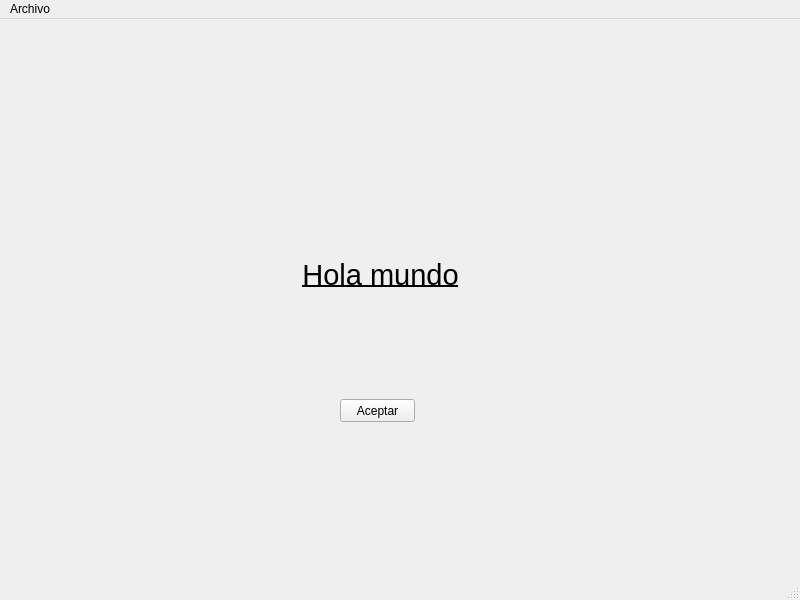
BraisRS8/Proyecto, file Ventana.ui: the form before one commit.
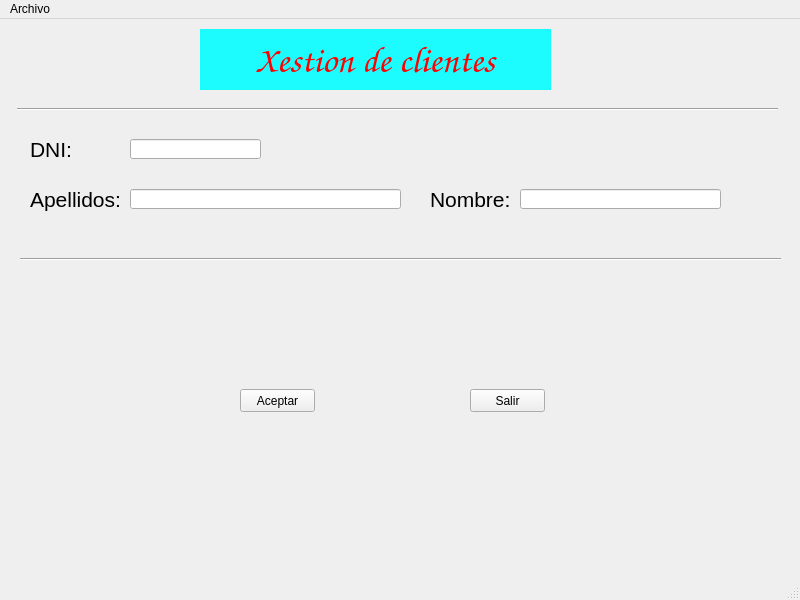
The form after the commit.

Diff of the .ui file:
```diff
--- a/Ventana.ui
+++ b/Ventana.ui
@@ -19,34 +19,11 @@
    <string>MainWindow</string>
   </property>
   <widget class="QWidget" name="centralwidget">
-   <widget class="QLabel" name="lbl_saludo">
-    <property name="geometry">
-     <rect>
-      <x>230</x>
-      <y>170</y>
-      <width>301</width>
-      <height>171</height>
-     </rect>
-    </property>
-    <property name="font">
-     <font>
-      <family>Segoe UI Historic</family>
-      <pointsize>22</pointsize>
-      <underline>true</underline>
-     </font>
-    </property>
-    <property name="text">
-     <string>Hola mundo</string>
-    </property>
-    <property name="alignment">
-     <set>Qt::AlignCenter</set>
-    </property>
-   </widget>
    <widget class="QPushButton" name="btn_aceptar">
     <property name="geometry">
      <rect>
-      <x>340</x>
-      <y>380</y>
+      <x>240</x>
+      <y>370</y>
       <width>75</width>
       <height>23</height>
      </rect>
@@ -55,6 +32,333 @@
      <string>Aceptar</string>
     </property>
    </widget>
+   <widget class="QLabel" name="lbl_clientes">
+    <property name="geometry">
+     <rect>
+      <x>200</x>
+      <y>10</y>
+      <width>351</width>
+      <height>61</height>
+     </rect>
+    </property>
+    <property name="palette">
+     <palette>
+      <active>
+       <colorrole role="WindowText">
+        <brush brushstyle="SolidPattern">
+         <color alpha="255">
+          <red>255</red>
+          <green>0</green>
+          <blue>0</blue>
+         </color>
+        </brush>
+       </colorrole>
+       <colorrole role="Button">
+        <brush brushstyle="SolidPattern">
+         <color alpha="255">
+          <red>28</red>
+          <green>252</green>
+          <blue>255</blue>
+         </color>
+        </brush>
+       </colorrole>
+       <colorrole role="Text">
+        <brush brushstyle="SolidPattern">
+         <color alpha="255">
+          <red>255</red>
+          <green>0</green>
+          <blue>0</blue>
+         </color>
+        </brush>
+       </colorrole>
+       <colorrole role="ButtonText">
+        <brush brushstyle="SolidPattern">
+         <color alpha="255">
+          <red>255</red>
+          <green>0</green>
+          <blue>0</blue>
+         </color>
+        </brush>
+       </colorrole>
+       <colorrole role="Base">
+        <brush brushstyle="SolidPattern">
+         <color alpha="255">
+          <red>28</red>
+          <green>252</green>
+          <blue>255</blue>
+         </color>
+        </brush>
+       </colorrole>
+       <colorrole role="Window">
+        <brush brushstyle="SolidPattern">
+         <color alpha="255">
+          <red>28</red>
+          <green>252</green>
+          <blue>255</blue>
+         </color>
+        </brush>
+       </colorrole>
+      </active>
+      <inactive>
+       <colorrole role="WindowText">
+        <brush brushstyle="SolidPattern">
+         <color alpha="255">
+          <red>255</red>
+          <green>0</green>
+          <blue>0</blue>
+         </color>
+        </brush>
+       </colorrole>
+       <colorrole role="Button">
+        <brush brushstyle="SolidPattern">
+         <color alpha="255">
+          <red>28</red>
+          <green>252</green>
+          <blue>255</blue>
+         </color>
+        </brush>
+       </colorrole>
+       <colorrole role="Text">
+        <brush brushstyle="SolidPattern">
+         <color alpha="255">
+          <red>255</red>
+          <green>0</green>
+          <blue>0</blue>
+         </color>
+        </brush>
+       </colorrole>
+       <colorrole role="ButtonText">
+        <brush brushstyle="SolidPattern">
+         <color alpha="255">
+          <red>255</red>
+          <green>0</green>
+          <blue>0</blue>
+         </color>
+        </brush>
+       </colorrole>
+       <colorrole role="Base">
+        <brush brushstyle="SolidPattern">
+         <color alpha="255">
+          <red>28</red>
+          <green>252</green>
+          <blue>255</blue>
+         </color>
+        </brush>
+       </colorrole>
+       <colorrole role="Window">
+        <brush brushstyle="SolidPattern">
+         <color alpha="255">
+          <red>28</red>
+          <green>252</green>
+          <blue>255</blue>
+         </color>
+        </brush>
+       </colorrole>
+      </inactive>
+      <disabled>
+       <colorrole role="WindowText">
+        <brush brushstyle="SolidPattern">
+         <color alpha="255">
+          <red>255</red>
+          <green>0</green>
+          <blue>0</blue>
+         </color>
+        </brush>
+       </colorrole>
+       <colorrole role="Button">
+        <brush brushstyle="SolidPattern">
+         <color alpha="255">
+          <red>28</red>
+          <green>252</green>
+          <blue>255</blue>
+         </color>
+        </brush>
+       </colorrole>
+       <colorrole role="Text">
+        <brush brushstyle="SolidPattern">
+         <color alpha="255">
+          <red>255</red>
+          <green>0</green>
+          <blue>0</blue>
+         </color>
+        </brush>
+       </colorrole>
+       <colorrole role="ButtonText">
+        <brush brushstyle="SolidPattern">
+         <color alpha="255">
+          <red>255</red>
+          <green>0</green>
+          <blue>0</blue>
+         </color>
+        </brush>
+       </colorrole>
+       <colorrole role="Base">
+        <brush brushstyle="SolidPattern">
+         <color alpha="255">
+          <red>28</red>
+          <green>252</green>
+          <blue>255</blue>
+         </color>
+        </brush>
+       </colorrole>
+       <colorrole role="Window">
+        <brush brushstyle="SolidPattern">
+         <color alpha="255">
+          <red>28</red>
+          <green>252</green>
+          <blue>255</blue>
+         </color>
+        </brush>
+       </colorrole>
+      </disabled>
+     </palette>
+    </property>
+    <property name="font">
+     <font>
+      <family>Comic Sans MS</family>
+      <pointsize>28</pointsize>
+     </font>
+    </property>
+    <property name="styleSheet">
+     <string notr="true">background-color: rgb(28, 252, 255);
+color: rgb(255, 0, 0);</string>
+    </property>
+    <property name="text">
+     <string>Xestion de clientes</string>
+    </property>
+    <property name="alignment">
+     <set>Qt::AlignCenter</set>
+    </property>
+   </widget>
+   <widget class="QLabel" name="lbl_dni">
+    <property name="geometry">
+     <rect>
+      <x>30</x>
+      <y>100</y>
+      <width>131</width>
+      <height>61</height>
+     </rect>
+    </property>
+    <property name="font">
+     <font>
+      <pointsize>16</pointsize>
+     </font>
+    </property>
+    <property name="text">
+     <string>DNI:</string>
+    </property>
+   </widget>
+   <widget class="QLabel" name="lbl_apellidos">
+    <property name="geometry">
+     <rect>
+      <x>30</x>
+      <y>160</y>
+      <width>111</width>
+      <height>41</height>
+     </rect>
+    </property>
+    <property name="font">
+     <font>
+      <pointsize>16</pointsize>
+     </font>
+    </property>
+    <property name="text">
+     <string>Apellidos: </string>
+    </property>
+   </widget>
+   <widget class="QLabel" name="lbl_nombre">
+    <property name="geometry">
+     <rect>
+      <x>430</x>
+      <y>160</y>
+      <width>111</width>
+      <height>41</height>
+     </rect>
+    </property>
+    <property name="font">
+     <font>
+      <pointsize>16</pointsize>
+     </font>
+    </property>
+    <property name="text">
+     <string>Nombre:</string>
+    </property>
+   </widget>
+   <widget class="QPushButton" name="btn_salir">
+    <property name="geometry">
+     <rect>
+      <x>470</x>
+      <y>370</y>
+      <width>75</width>
+      <height>23</height>
+     </rect>
+    </property>
+    <property name="text">
+     <string>Salir</string>
+    </property>
+   </widget>
+   <widget class="Line" name="line">
+    <property name="geometry">
+     <rect>
+      <x>17</x>
+      <y>80</y>
+      <width>761</width>
+      <height>20</height>
+     </rect>
+    </property>
+    <property name="orientation">
+     <enum>Qt::Horizontal</enum>
+    </property>
+   </widget>
+   <widget class="Line" name="line_2">
+    <property name="geometry">
+     <rect>
+      <x>20</x>
+      <y>230</y>
+      <width>761</width>
+      <height>20</height>
+     </rect>
+    </property>
+    <property name="orientation">
+     <enum>Qt::Horizontal</enum>
+    </property>
+   </widget>
+   <widget class="QLineEdit" name="ent_dni">
+    <property name="geometry">
+     <rect>
+      <x>130</x>
+      <y>120</y>
+      <width>131</width>
+      <height>20</height>
+     </rect>
+    </property>
+    <property name="maxLength">
+     <number>9</number>
+    </property>
+   </widget>
+   <widget class="QLineEdit" name="ent_apellidos">
+    <property name="geometry">
+     <rect>
+      <x>130</x>
+      <y>170</y>
+      <width>271</width>
+      <height>20</height>
+     </rect>
+    </property>
+   </widget>
+   <widget class="QLineEdit" name="ent_nombre">
+    <property name="geometry">
+     <rect>
+      <x>520</x>
+      <y>170</y>
+      <width>201</width>
+      <height>20</height>
+     </rect>
+    </property>
+    <property name="maxLength">
+     <number>20</number>
+    </property>
+   </widget>
   </widget>
   <widget class="QMenuBar" name="menubar">
    <property name="geometry">
```
